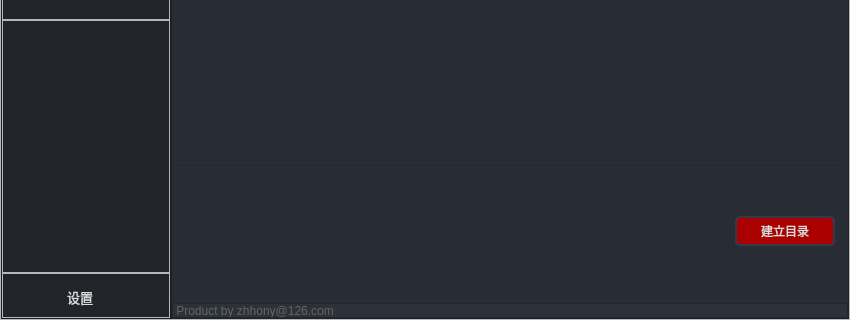
Before: the Qt Designer form pyApp.ui in zhhony/pyexcel, drawn with Qt 5; both pictures show x 0 to 850 and y 282 to 602 of the 850 by 602 pixel window.
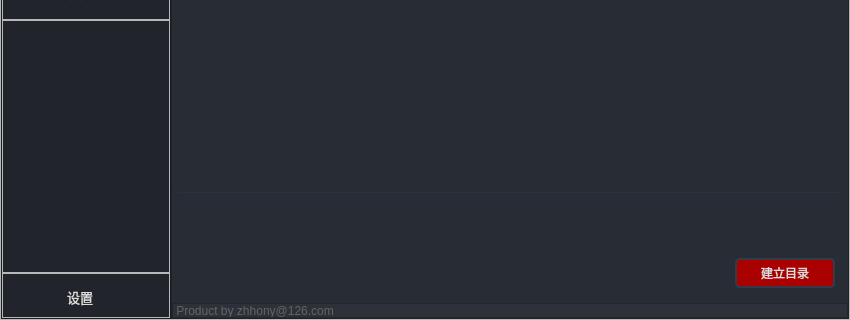
After: the same form once the commit is applied. The open tabs and pages were chosen to show the change. Icons and pictures are not drawn.

Commit message: 将表格改为拓展多选模式

```diff
--- a/pyApp.ui
+++ b/pyApp.ui
@@ -931,7 +931,7 @@
                       <property name="maximumSize">
                        <size>
                         <width>16777215</width>
-                        <height>300</height>
+                        <height>330</height>
                        </size>
                       </property>
                       <property name="styleSheet">
@@ -979,6 +979,9 @@
                       <property name="defaultDropAction">
                        <enum>Qt::IgnoreAction</enum>
                       </property>
+                      <property name="alternatingRowColors">
+                       <bool>false</bool>
+                      </property>
                       <property name="selectionMode">
                        <enum>QAbstractItemView::SingleSelection</enum>
                       </property>
@@ -992,7 +995,7 @@
                        <enum>Qt::SolidLine</enum>
                       </property>
                       <property name="rowCount">
-                       <number>9</number>
+                       <number>10</number>
                       </property>
                       <property name="columnCount">
                        <number>1</number>
@@ -1060,6 +1063,7 @@
                         <string>新建行</string>
                        </property>
                       </row>
+                      <row/>
                       <column>
                        <property name="text">
                         <string>sheet</string>
@@ -1076,7 +1080,17 @@
                      </widget>
                     </item>
                     <item>
-                     <widget class="QFrame" name="frame">
+                     <widget class="QFrame" name="frame_5">
+                      <property name="frameShape">
+                       <enum>QFrame::StyledPanel</enum>
+                      </property>
+                      <property name="frameShadow">
+                       <enum>QFrame::Raised</enum>
+                      </property>
+                     </widget>
+                    </item>
+                    <item>
+                     <widget class="QFrame" name="DirBuidCMD">
                       <property name="minimumSize">
                        <size>
                         <width>0</width>
@@ -1086,7 +1100,7 @@
                       <property name="maximumSize">
                        <size>
                         <width>16777215</width>
-                        <height>16777215</height>
+                        <height>100</height>
                        </size>
                       </property>
                       <property name="frameShape">
```
Left out of the diff: 158 changed lines with no effect on the pictures. The commit also changes 2 other files.
